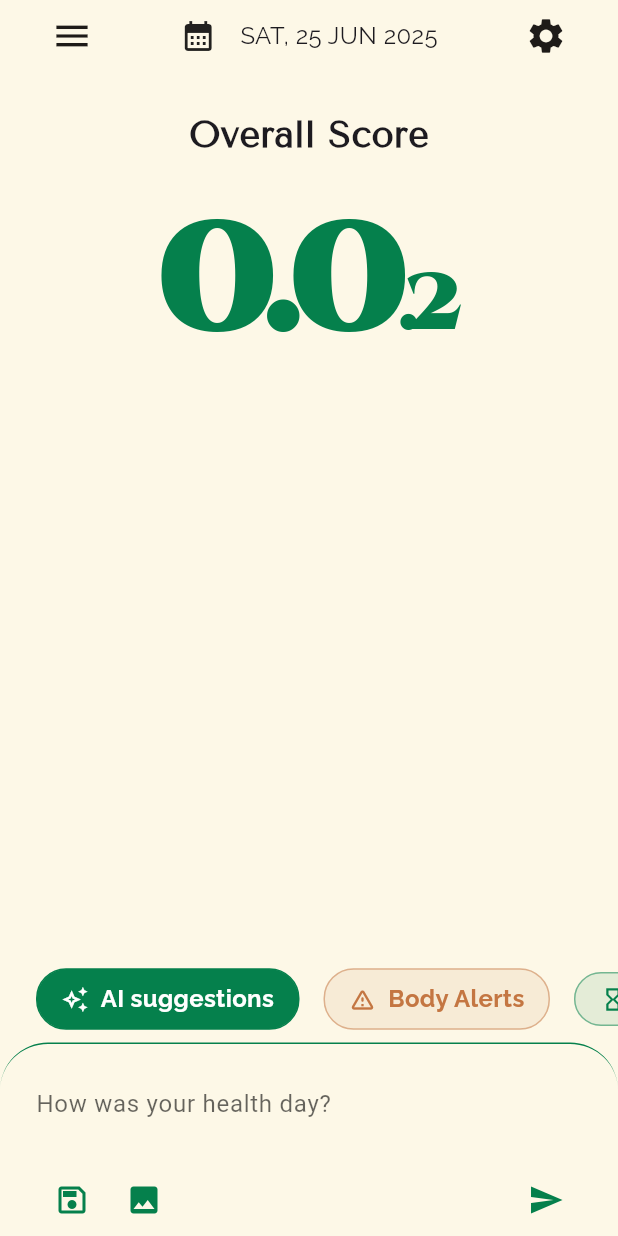
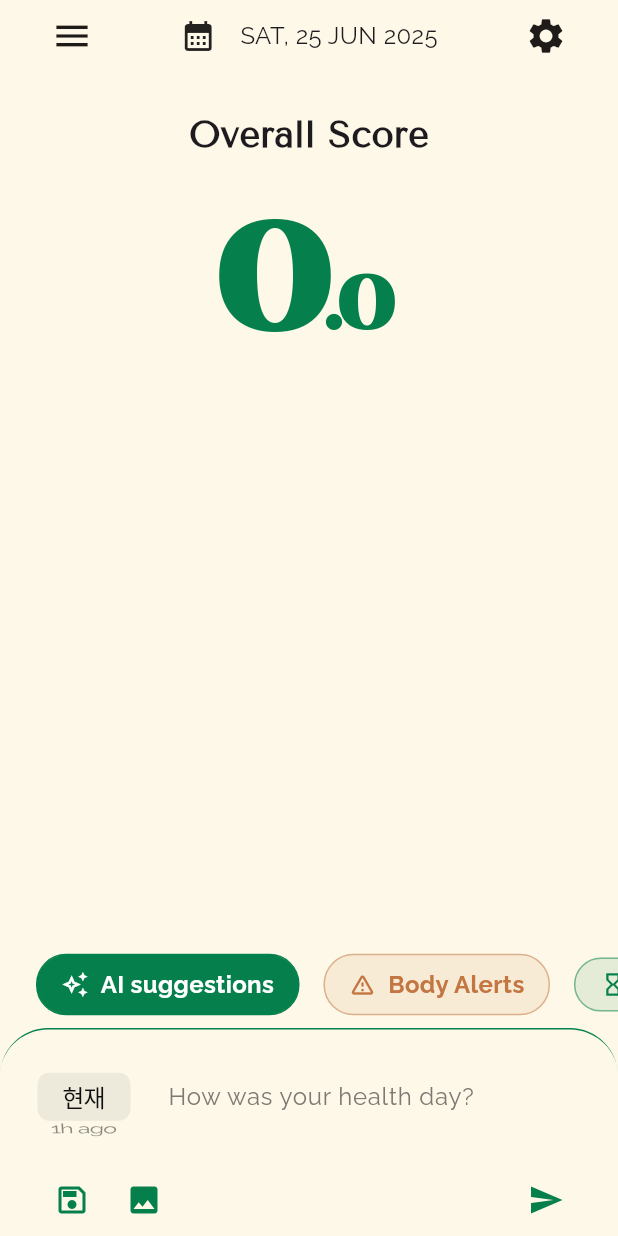
Before and after one commit to abc-medes/ate-flutter, a Flutter app: the screen it shows after launch, on a phone screen of 412 x 824 dp. Run offline on Flutter 3.47's test engine with Material 3 defaults, Android fonts, the light colour scheme and no system bars; our stand-ins replace flutter_animate, flutter_dotenv, flutter_riverpod, flutter_svg, gap, get_it and 7 more; missing offline and left inert: flutter_displaymode; accounts and stored records are empty; generated files the repository leaves out were written again.

Commit message:
[FEAT] chat message model

```diff
--- a/lib/core/routes/app_routes.dart
+++ b/lib/core/routes/app_routes.dart
@@ -1,4 +1,5 @@
 import 'package:regene/core/routes/router_wrapper.dart';
+import 'package:regene/data/models/chat_model.dart';
 import 'package:regene/features/chat/views/screens/chat_view.dart';
 import 'package:regene/features/home/views/screens/home_view.dart';
 import 'package:regene/core/routes/route_names.dart';
@@ -16,7 +17,8 @@ final appRoutes = [
   AppRoute(
     RouteNames.chat,
     (state) => ChatView(
-      prompt: state.extra as String? ?? '',
+      cm: state.extra as ChatMessage? ??
+          ChatMessage(message: '', isUser: true, hour: 0),
     ),
   ),
 ];
--- a/lib/core/widgets/chat_input.dart
+++ b/lib/core/widgets/chat_input.dart
@@ -1,8 +1,10 @@
+import 'package:flutter/cupertino.dart';
 import 'package:flutter/material.dart';
+import 'package:regene/data/models/chat_model.dart';
 import 'package:regene/main.dart';
 
 class ChatInput extends StatefulWidget {
-  final Function(String, List<String>)? onSubmit;
+  final Function(ChatMessage cm)? onSubmit;
   final Function(String)? onChanged;
   final bool isDisabled;
   final TextEditingController? controller;
@@ -27,6 +29,7 @@ class _ChatInputState extends State<ChatInput> {
   late TextEditingController _chatInputController;
   final FocusNode _chatFocusNode = FocusNode();
   List<String> _selectedImages = [];
+  int _selectedHour = 0;
 
   @override
   void initState() {
@@ -63,8 +66,15 @@ class _ChatInputState extends State<ChatInput> {
     final text = _chatInputController.text;
     if (text.trim().isEmpty && _selectedImages.isEmpty) return;
 
+    final cm = ChatMessage(
+      message: text,
+      localTimestamp: DateTime.now(),
+      isUser: true,
+      hour: _selectedHour,
+    );
+
     if (widget.onSubmit != null) {
-      widget.onSubmit!(text, _selectedImages);
+      widget.onSubmit!(cm);
     }
 
     _chatInputController.clear();
@@ -143,22 +153,52 @@ class _ChatInputState extends State<ChatInput> {
             children: [
               Padding(
                 padding: EdgeInsets.symmetric(
-                    horizontal: $styles.insets.md, vertical: $styles.insets.sm),
+                    horizontal: $styles.insets.sm, vertical: $styles.insets.sm),
+                child: Row(
+                  children: [
+                    // 시간 선택 Picker
+                    SizedBox(
+                      width: $styles.insets.offset,
+                      height: $styles.insets.xl * 1.2,
+                      child: CupertinoPicker(
+                        scrollController: FixedExtentScrollController(
+                          initialItem: _selectedHour,
+                        ),
+                        itemExtent: $styles.insets.lg, // 기존 32
+                        squeeze: 1.5,
+                        onSelectedItemChanged: (idx) =>
+                            setState(() => _selectedHour = idx),
+                        children: [
+                          Center(
+                            child: Text(
+                              '현재',
+                              style: $styles.text.bodySmall,
+                            ),
+                          ),
+                          for (int h = 1; h <= 10; h++)
+                            Text('${h}h ago', style: $styles.text.bodySmall),
+                        ],
+                      ),
+                    ),
+                    SizedBox(width: $styles.insets.sm), // 기존 8
+
+                    // Expanded TextField
+                    Expanded(
                       child: TextField(
                         controller: _chatInputController,
                         focusNode: _chatFocusNode,
                         maxLines: 5,
                         minLines: 1,
                         cursorColor: widget.shouldSaveAsContext
-                      ? Theme.of(context).colorScheme.secondary
-                      : Theme.of(context).colorScheme.primary,
+                            ? $styles.colors.accent2
+                            : $styles.colors.accent1,
+                        style: $styles.text.bodySmall,
                         decoration: InputDecoration(
                           hintText: widget.shouldSaveAsContext
                               ? 'Tell me what you want to remember...'
                               : 'How was your health day?',
-                    hintStyle: TextStyle(
-                      color: Theme.of(context).hintColor,
-                    ),
+                          hintStyle: $styles.text.bodySmall
+                              .copyWith(color: $styles.colors.caption),
                           contentPadding: EdgeInsets.zero,
                           border: InputBorder.none,
                           enabledBorder: InputBorder.none,
@@ -168,6 +208,9 @@ class _ChatInputState extends State<ChatInput> {
                           focusedErrorBorder: InputBorder.none,
                         ),
                         textInputAction: TextInputAction.newline,
+                      ),
+                    ),
+                  ],
                 ),
               ),
 
--- a/lib/data/models/body_simulator_model.dart
+++ b/lib/data/models/body_simulator_model.dart
@@ -292,8 +292,8 @@ class BodyOverallScore {
   factory BodyOverallScore.fromJson(Map<String, dynamic> json) {
     return BodyOverallScore(
       overallScore: _parseDouble(json['overall_score']),
-      organScores: json['organ_scores'] != null
-          ? Map<String, double>.from(json['organ_scores'])
+      organScores: json['health_score'] != null
+          ? Map<String, double>.from(json['health_score'])
           : {},
     );
   }
@@ -383,7 +383,7 @@ class SBBodySimulatorStateSnapshot {
   final int id;
   final String userId;
   final BodySimulatorState bodyState;
-  final BodyOverallScore overallScore;
+  final BodyOverallScore healthScore;
   final DateTime lastUpdatedAt;
   final DateTime lastUpdatedAtUtc;
   final DateTime createdAt;
@@ -392,7 +392,7 @@ class SBBodySimulatorStateSnapshot {
     required this.id,
     required this.userId,
     required this.bodyState,
-    required this.overallScore,
+    required this.healthScore,
     required this.lastUpdatedAt,
     required this.lastUpdatedAtUtc,
     required this.createdAt,
@@ -403,7 +403,7 @@ class SBBodySimulatorStateSnapshot {
       id: (json['id'] ?? 0) as int,
       userId: json['user_id'],
       bodyState: BodySimulatorState.fromJson(json['body_state']),
-      overallScore: BodyOverallScore.fromJson(json['health_score']),
+      healthScore: BodyOverallScore.fromJson(json['health_score']),
       lastUpdatedAt: DateTime.parse(json['last_updated_at']),
       lastUpdatedAtUtc: DateTime.parse(json['last_updated_at_utc']),
       createdAt: DateTime.parse(json['created_at']),
@@ -414,7 +414,7 @@ class SBBodySimulatorStateSnapshot {
         'id': id,
         'user_id': userId,
         'body_state': bodyState.toJson(),
-        'overall_score': overallScore.toJson(),
+        'health_score': healthScore.toJson(),
         'last_updated_at': lastUpdatedAt.toIso8601String(),
         'last_updated_at_utc': lastUpdatedAtUtc.toIso8601String(),
         'created_at': createdAt.toIso8601String(),
--- a/lib/data/models/chat_model.dart
+++ b/lib/data/models/chat_model.dart
@@ -1,36 +1,45 @@
 class ChatMessage {
-  final String text;
+  final String message;
   final bool isUser;
-  final DateTime timestamp;
-  final String? userId;
+  final DateTime localTimestamp;
+  final int? hour;
 
   ChatMessage({
-    required this.text,
+    required this.message,
     required this.isUser,
-    this.userId,
-    DateTime? timestamp,
-  }) : timestamp = timestamp ?? DateTime.now();
+    DateTime? localTimestamp,
+    this.hour,
+  }) : localTimestamp = localTimestamp ?? DateTime.now();
 
   factory ChatMessage.fromJson(Map<String, dynamic> json) {
     return ChatMessage(
-      text: json['message'] as String,
+      message: json['message'] as String,
       isUser: json['is_user'] as bool,
-      userId: json['user_id'] as String?,
-      timestamp: DateTime.parse(json['created_at'] as String),
+      localTimestamp: DateTime.parse(json['local_timestamp_str'] as String),
+      hour: json['hour'] as int? ?? 0,
     );
   }
 
+  Map<String, dynamic> toJson() {
+    return {
+      'message': message,
+      'is_user': isUser,
+      'local_timestamp_str': localTimestamp.toIso8601String(),
+      'hour': hour,
+    };
+  }
+
   ChatMessage copyWith({
-    String? text,
+    String? message,
     bool? isUser,
-    DateTime? timestamp,
-    String? userId,
+    DateTime? localTimestamp,
+    int? hour,
   }) {
     return ChatMessage(
-      text: text ?? this.text,
+      message: message ?? this.message,
       isUser: isUser ?? this.isUser,
-      timestamp: timestamp ?? this.timestamp,
-      userId: userId ?? this.userId,
+      localTimestamp: localTimestamp ?? this.localTimestamp,
+      hour: hour ?? this.hour ?? 0,
     );
   }
 }
--- a/lib/features/home/views/widgets/_body_simultor_snapshot_details.dart
+++ b/lib/features/home/views/widgets/_body_simultor_snapshot_details.dart
@@ -91,7 +91,7 @@ class _BodySimulatorSnapshotDetailsState
   List<Widget> _organSlivers(SBBodySimulatorStateSnapshot sbs) {
     final slivers = <Widget>[];
     final s = sbs.bodyState;
-    final scores = sbs.overallScore.organScores;
+    final scores = sbs.healthScore.organScores;
 
     void add(String key, Widget? table) {
       if (table == null) return;
@@ -119,9 +119,9 @@ class _BodySimulatorSnapshotDetailsState
   Widget _sectionTitle(String text, double? score) => Padding(
         padding: const EdgeInsets.only(top: 24, bottom: 8),
         child: Row(
-          mainAxisAlignment: MainAxisAlignment.spaceBetween,
           children: [
             Text(text, style: $styles.text.bodyBold.copyWith(fontSize: 18)),
+            SizedBox(width: $styles.insets.sm),
             if (score != null)
               AnimatedMetricValue(
                 value: score,
--- a/lib/features/home/views/widgets/tappable_score.dart
+++ b/lib/features/home/views/widgets/tappable_score.dart
@@ -55,20 +55,34 @@ class TappableScoreState extends State<TappableScore> {
                 fontWeight: FontWeight.w900,
                 letterSpacing: -10),
             children: <TextSpan>[
-              TextSpan(text: widget.score.toString()),
-              TextSpan(
-                text: '.2',
-                style: $styles.text.number.copyWith(
-                  color: $styles.colors.accent1,
-                  fontWeight: FontWeight.w900,
-                  letterSpacing: -10,
-                  fontSize: $styles.text.number.fontSize! * 0.5,
-                ),
-              ),
+              // Split score into integer and fractional parts for styling
+              ..._buildScoreSpans(widget.score),
             ],
           ),
         ),
       ),
     );
   }
+
+  /// Returns two TextSpan: integer part and fractional part (with dot)
+  List<TextSpan> _buildScoreSpans(double value) {
+    // Keep one decimal place
+    final fixed = value.toStringAsFixed(1);
+    final parts = fixed.split('.');
+    final intPart = parts.first;
+    final fracPart = '.${parts.last}';
+
+    return [
+      TextSpan(text: intPart),
+      TextSpan(
+        text: fracPart,
+        style: $styles.text.number.copyWith(
+          color: $styles.colors.accent1,
+          fontWeight: FontWeight.w900,
+          letterSpacing: -5,
+          fontSize: $styles.text.number.fontSize! * 0.5,
+        ),
+      ),
+    ];
+  }
 }
```
Also changed, not shown: lib/core/common/animate_utils.dart (deleted, +0 -45 lines), lib/core/services/api_service.dart (+12 -12 lines), lib/core/services/user_service.dart (+6 -3 lines), lib/features/chat/view_models/chat_view_model.dart (+10 -12 lines), lib/features/chat/views/screens/chat_view.dart (+5 -4 lines), lib/features/home/views/screens/home_view.dart (+6 -5 lines). Lines whose indentation alone changed are shown as unchanged.
